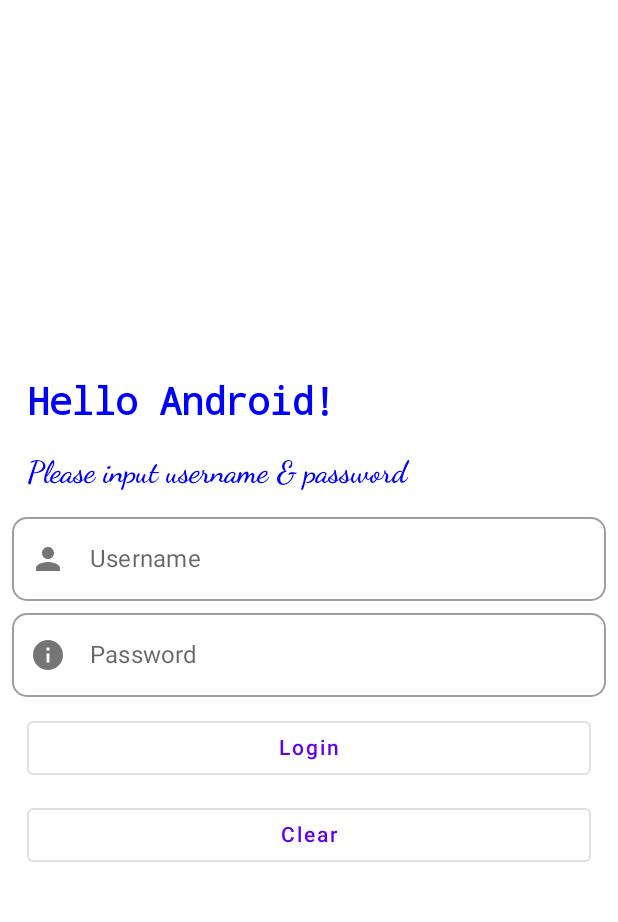
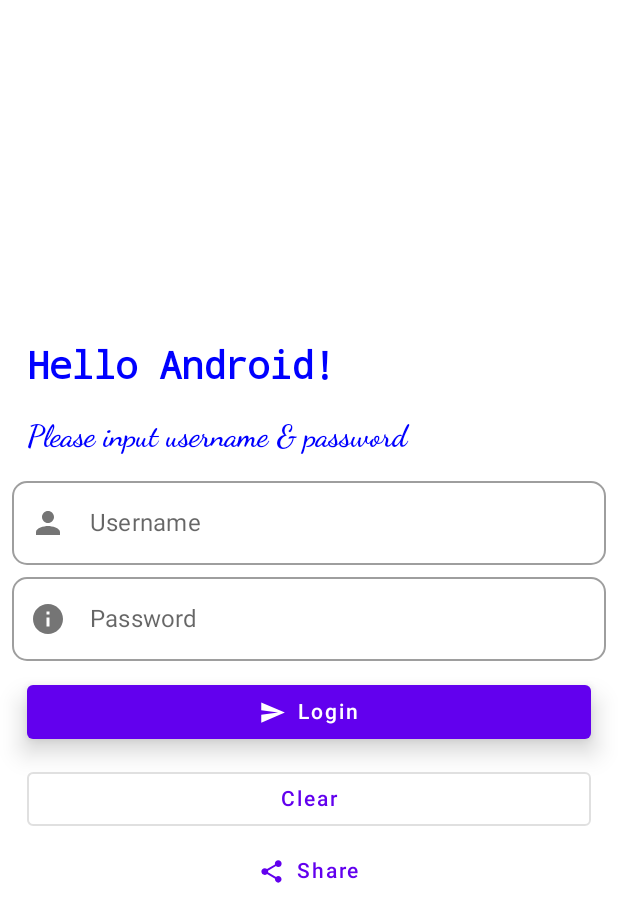
Before and after one commit to sampicks/JetpackComposeUI, an Android app built with Jetpack Compose: the screen it shows after launch (MainActivity), on a phone screen of 412 x 824 dp. Shown: the top 922 px of the screen. Run offline under Robolectric (Android 15) with nearby library versions, the phone set to English and light mode, and no system bars.

Commit message:
share button added with formatted ui

```diff
--- a/app/src/main/java/com/peeyoosh/jetpackcomposetest/MainActivity.kt
+++ b/app/src/main/java/com/peeyoosh/jetpackcomposetest/MainActivity.kt
@@ -13,6 +13,8 @@ import androidx.compose.material.*
 import androidx.compose.material.icons.Icons
 import androidx.compose.material.icons.filled.Info
 import androidx.compose.material.icons.filled.Person
+import androidx.compose.material.icons.filled.Send
+import androidx.compose.material.icons.filled.Share
 import androidx.compose.runtime.Composable
 import androidx.compose.runtime.MutableState
 import androidx.compose.runtime.mutableStateOf
@@ -87,6 +89,7 @@ fun Greeting(name: String) {
         PasswordTextField(password)
         LoginButton(username, password)
         ClearButton(username, password)
+        ShareButton()
     }
 
 }
@@ -132,6 +135,31 @@ private fun PasswordTextField(password: MutableState<String>) {
 }
 
 @Composable
+private fun LoginButton(
+    username: MutableState<String>,
+    password: MutableState<String>
+) {
+    val context = LocalContext.current
+    Button(
+        onClick = {
+            validateLogin(context, username.value, password.value)
+        },
+        modifier = Modifier
+            .fillMaxWidth()
+            .padding(10.dp),
+        elevation = ButtonDefaults.elevation(10.dp)
+    ) {
+        Icon(
+            imageVector = Icons.Default.Send,
+            contentDescription = "login",
+            modifier = Modifier.size(ButtonDefaults.IconSize)
+        )
+        Spacer(modifier = Modifier.size(ButtonDefaults.IconSpacing))
+        Text(text = "Login")
+    }
+}
+
+@Composable
 private fun ClearButton(
     username: MutableState<String>,
     password: MutableState<String>
@@ -150,23 +178,26 @@ private fun ClearButton(
 }
 
 @Composable
-private fun LoginButton(
-    username: MutableState<String>,
-    password: MutableState<String>
+private fun ShareButton(
 ) {
     val context = LocalContext.current
-    OutlinedButton(
+    TextButton(
         onClick = {
-            validateLogin(context, username.value, password.value)
+            Toast.makeText(context, "content will be shared.", Toast.LENGTH_SHORT).show()
         },
         modifier = Modifier
             .fillMaxWidth()
-            .padding(10.dp)
+            .padding(start = 10.dp, end = 10.dp)
     ) {
-        Text(text = "Login")
+        Icon(
+            imageVector = Icons.Default.Share,
+            contentDescription = "share",
+            modifier = Modifier.size(ButtonDefaults.IconSize)
+        )
+        Spacer(modifier = Modifier.size(ButtonDefaults.IconSpacing))
+        Text(text = "Share")
     }
 }
-
 
 @Preview(showBackground = true)
 @Composable
```
